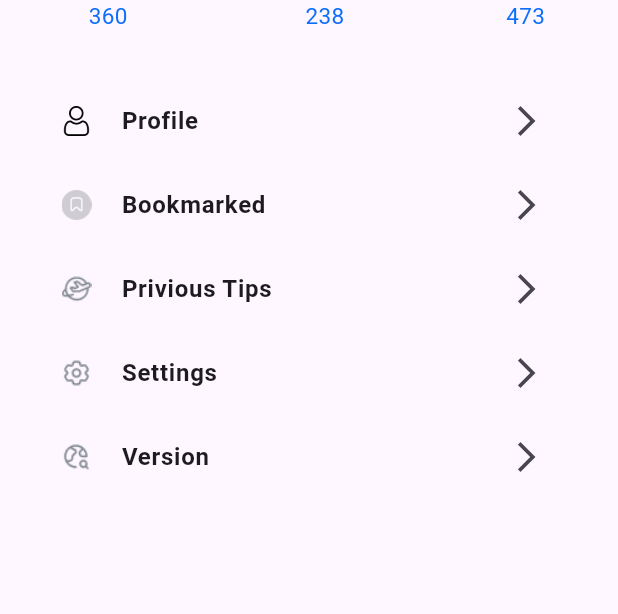
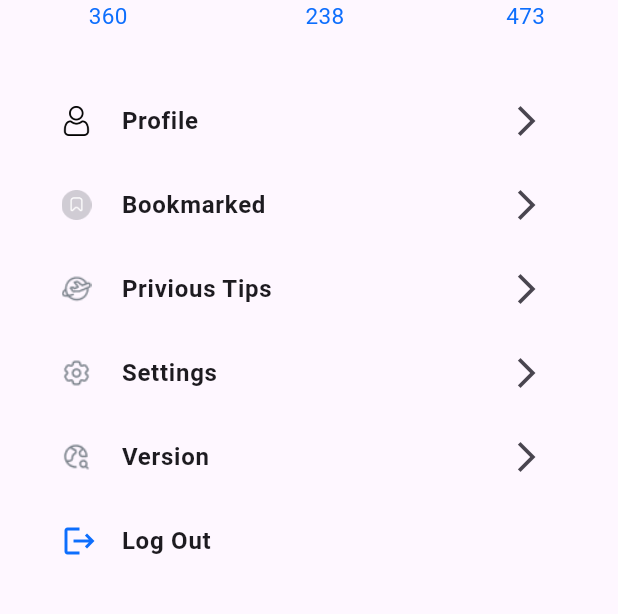
Before and after one commit to araful39/travel, a Flutter app: the Profile screen opened directly, on a phone screen of 412 x 824 dp, the part 575-1189 px from its top. Run offline on Flutter 3.47's test engine with Material 3 defaults, Android fonts, the phone set to English and light mode, and no system bars; our stand-ins replace get, image_picker, smooth_page_indicator, table_calendar.

```diff
--- a/lib/features/authentication/screen/signin/signin.dart
+++ b/lib/features/authentication/screen/signin/signin.dart
@@ -72,7 +72,7 @@ class SignIn extends StatelessWidget {
               Column(
                 children: [
                   CustomButton(buttonName: RTexts.signIn, onPress: (){
-                    Get.to(()=> const NavigationMenu());
+                    Get.off(()=> const NavigationMenu());
                   }),
                   const SizedBox(
                     height: 30,
--- a/lib/features/personalization/screen/profile/profile.dart
+++ b/lib/features/personalization/screen/profile/profile.dart
@@ -1,6 +1,7 @@
 import 'package:flutter/material.dart';
 import 'package:get/get.dart';
 import 'package:travel/data/image.dart';
+import 'package:travel/features/authentication/screen/signin/signin.dart';
 import 'package:travel/features/personalization/screen/edit_profile/edit_profile.dart';
 import 'package:travel/features/personalization/screen/settings/settings.dart';
 import 'package:travel/features/shop/screen/Favorite_places/favorite_places.dart';
@@ -156,11 +157,23 @@ class _ProfileState extends State<Profile> {
                         trailing: const Icon(Icons.arrow_forward_ios_sharp),
                       ),
                     ),
-                    ListTile(
-                      leading: Image.asset(RIcons.version,height: 20,),
-                      title: const Text(RTexts.version,style: TextStyle(fontWeight: FontWeight.bold),),
-                      trailing: const Icon(Icons.arrow_forward_ios_sharp),
+                    InkWell(onTap: (){},
+                      child: ListTile(
+                        leading: Image.asset(RIcons.version,height: 20,),
+                        title: const Text(RTexts.version,style: TextStyle(fontWeight: FontWeight.bold),),
+                        trailing: const Icon(Icons.arrow_forward_ios_sharp),
+                      ),
                     ),
+                    InkWell(onTap: (){
+                      Get.offAll(()=> const SignIn());
+                    },
+                      child: const ListTile(
+                        leading: Icon(Icons.logout,color: RColores.splashColor,),
+                        title: Text(RTexts.logout,style: TextStyle(fontWeight: FontWeight.bold),),
+
+                      ),
+                    ),
+
 
                   ],
                 )
--- a/lib/utills/constants/text.dart
+++ b/lib/utills/constants/text.dart
@@ -78,10 +78,11 @@ static const String coxbazar="Inai beach, CoxBazar";
 
 static const String profile="Profile";
 static const String bookMarked="Bookmarked";
-static const String Previous="Previous";
+static const String previous="Previous";
 static const String previousTrips="Privious Tips";
 static const String settings="Settings";
   static const String version="Version";
+  static const String logout="Log Out";
 
 
 
```
Also changed, not shown: lib/features/personalization/screen/edit_profile/edit_profile.dart (+7 -2 lines).
